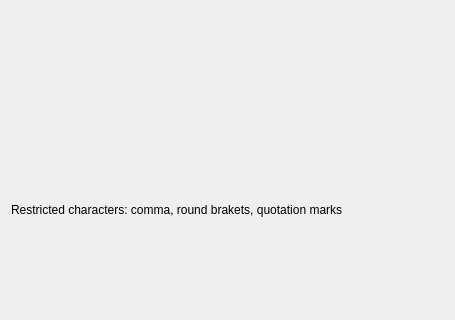
Knigan/Qt-Messenger, file registration.ui: the form before one commit; both pictures show x 0 to 455 and y 452 to 772 of the 455 by 772 pixel window.
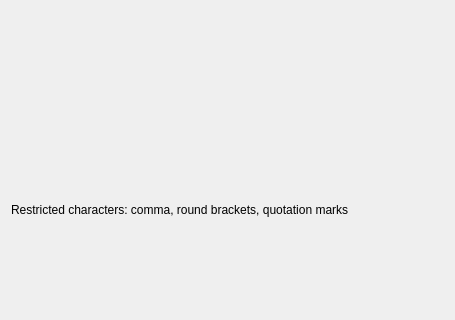
The form after the commit.

Patch:
```diff
--- a/registration.ui
+++ b/registration.ui
@@ -82,7 +82,7 @@
    <item row="7" column="1" colspan="2">
     <widget class="QLabel" name="TipLabel">
      <property name="text">
-      <string>Restricted characters: comma, round brakets, quotation marks</string>
+      <string>Restricted characters: comma, round brackets, quotation marks</string>
      </property>
     </widget>
    </item>
```
